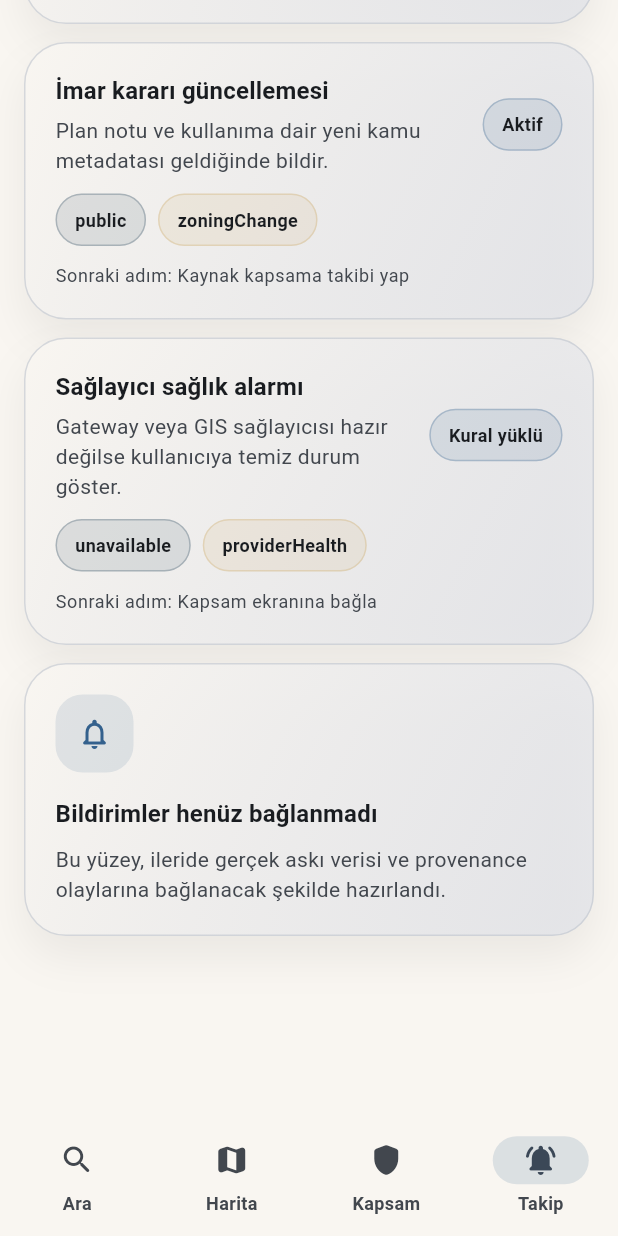
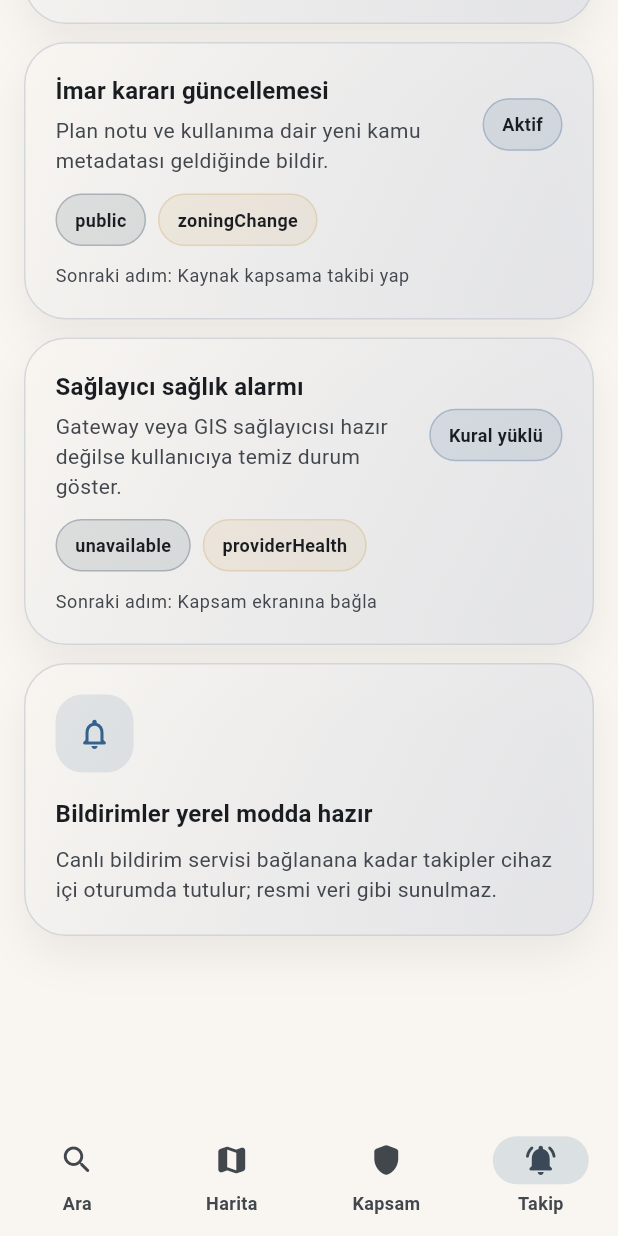
Before and after one commit to emintermux1/e-imarapp, a Flutter app: the screen it shows after launch, item 4 of the bottom bar chosen, scrolled down 271 dp, on a phone screen of 412 x 824 dp. Run offline on Flutter 3.47's test engine with Material 3 defaults, Android fonts, the phone set to English and light mode, and no system bars; our stand-ins replace dio, flutter_riverpod.

Commit message:
Add mobile CI and local watchlist flow
Co-authored-by: capy-ai[bot] <230910855+capy-ai[bot]@users.noreply.github.com>

```diff
--- a/apps/e_imar_mobile/lib/src/features/watchlist/domain/watchlist_item.dart
+++ b/apps/e_imar_mobile/lib/src/features/watchlist/domain/watchlist_item.dart
@@ -2,18 +2,24 @@ enum WatchlistIntent { aski, zoningChange, permitReminder, providerHealth }
 
 class WatchlistItem {
   const WatchlistItem({
+    required this.id,
     required this.title,
     required this.subtitle,
     required this.intent,
     required this.provenance,
     required this.statusLabel,
     required this.nextAction,
+    this.sourceName,
+    this.parcelLabel,
   });
 
+  final String id;
   final String title;
   final String subtitle;
   final WatchlistIntent intent;
   final String provenance;
   final String statusLabel;
   final String nextAction;
+  final String? sourceName;
+  final String? parcelLabel;
 }
--- a/apps/e_imar_mobile/lib/src/features/watchlist/watchlist_screen.dart
+++ b/apps/e_imar_mobile/lib/src/features/watchlist/watchlist_screen.dart
@@ -1,46 +1,19 @@
 import 'package:flutter/material.dart';
+import 'package:flutter_riverpod/flutter_riverpod.dart';
 
 import '../../core/widgets/empty_state_card.dart';
 import '../../core/widgets/premium_card.dart';
 import '../../core/widgets/section_header.dart';
 import '../../core/widgets/status_pill.dart';
 import 'domain/watchlist_item.dart';
+import 'watchlist_store.dart';
 
-class WatchlistScreen extends StatelessWidget {
+class WatchlistScreen extends ConsumerWidget {
   const WatchlistScreen({super.key});
 
-  static const _items = <WatchlistItem>[
-    WatchlistItem(
-      title: 'Askı değişikliği',
-      subtitle: 'Seçili parselin plan notu veya askı durumu değişirse uyarı.',
-      intent: WatchlistIntent.aski,
-      provenance: 'metadata',
-      statusLabel: 'Beklemede',
-      nextAction: 'Parseli watchlist’e ekle',
-    ),
-    WatchlistItem(
-      title: 'İmar kararı güncellemesi',
-      subtitle:
-          'Plan notu ve kullanıma dair yeni kamu metadatası geldiğinde bildir.',
-      intent: WatchlistIntent.zoningChange,
-      provenance: 'public',
-      statusLabel: 'Aktif',
-      nextAction: 'Kaynak kapsama takibi yap',
-    ),
-    WatchlistItem(
-      title: 'Sağlayıcı sağlık alarmı',
-      subtitle:
-          'Gateway veya GIS sağlayıcısı hazır değilse kullanıcıya temiz durum göster.',
-      intent: WatchlistIntent.providerHealth,
-      provenance: 'unavailable',
-      statusLabel: 'Kural yüklü',
-      nextAction: 'Kapsam ekranına bağla',
-    ),
-  ];
-
   @override
-  Widget build(BuildContext context) {
-    final scheme = Theme.of(context).colorScheme;
+  Widget build(BuildContext context, WidgetRef ref) {
+    final items = ref.watch(watchlistProvider);
     return SafeArea(
       child: ListView(
         padding: const EdgeInsets.fromLTRB(16, 16, 16, 120),
@@ -51,8 +24,37 @@ class WatchlistScreen extends StatelessWidget {
                 'Provenance temelli bildirimler ve eylem niyeti odaklı tasarım.',
           ),
           const SizedBox(height: 12),
-          for (final item in _items) ...[
-            PremiumCard(
+          for (final item in items) ...[
+            _WatchlistCard(
+              item: item,
+              onRemove: item.id.startsWith('seed-')
+                  ? null
+                  : () => ref.read(watchlistProvider.notifier).remove(item.id),
+            ),
+            const SizedBox(height: 12),
+          ],
+          const EmptyStateCard(
+            title: 'Bildirimler yerel modda hazır',
+            body:
+                'Canlı bildirim servisi bağlanana kadar takipler cihaz içi oturumda tutulur; resmi veri gibi sunulmaz.',
+            icon: Icons.notifications_none_rounded,
+          ),
+        ],
+      ),
+    );
+  }
+}
+
+class _WatchlistCard extends StatelessWidget {
+  const _WatchlistCard({required this.item, this.onRemove});
+
+  final WatchlistItem item;
+  final VoidCallback? onRemove;
+
+  @override
+  Widget build(BuildContext context) {
+    final scheme = Theme.of(context).colorScheme;
+    return PremiumCard(
       child: Column(
         crossAxisAlignment: CrossAxisAlignment.start,
         children: [
@@ -73,8 +75,7 @@ class WatchlistScreen extends StatelessWidget {
                   ],
                 ),
               ),
-                      StatusPill(
-                          label: item.statusLabel, color: scheme.primary),
+              StatusPill(label: item.statusLabel, color: scheme.primary),
             ],
           ),
           const SizedBox(height: 12),
@@ -82,29 +83,38 @@ class WatchlistScreen extends StatelessWidget {
             spacing: 8,
             runSpacing: 8,
             children: [
+              StatusPill(label: item.provenance, color: scheme.secondary),
+              StatusPill(label: item.intent.name, color: scheme.tertiary),
+              if (item.parcelLabel != null)
                 StatusPill(
-                          label: item.provenance, color: scheme.secondary),
-                      StatusPill(
-                          label: item.intent.name, color: scheme.tertiary),
+                  label: item.parcelLabel!,
+                  color: scheme.primary,
+                  icon: Icons.crop_square_rounded,
+                ),
             ],
           ),
+          if (item.sourceName != null) ...[
+            const SizedBox(height: 10),
+            Text('Kaynak: ${item.sourceName}',
+                style: Theme.of(context)
+                    .textTheme
+                    .bodySmall
+                    ?.copyWith(color: scheme.onSurfaceVariant)),
+          ],
           const SizedBox(height: 12),
           Text('Sonraki adım: ${item.nextAction}',
               style: Theme.of(context)
                   .textTheme
                   .bodySmall
                   ?.copyWith(color: scheme.onSurfaceVariant)),
+          if (onRemove != null) ...[
+            const SizedBox(height: 12),
+            OutlinedButton.icon(
+              onPressed: onRemove,
+              icon: const Icon(Icons.delete_outline_rounded),
+              label: const Text('Takipten çıkar'),
+            ),
           ],
-              ),
-            ),
-            const SizedBox(height: 12),
-          ],
-          const EmptyStateCard(
-            title: 'Bildirimler henüz bağlanmadı',
-            body:
-                'Bu yüzey, ileride gerçek askı verisi ve provenance olaylarına bağlanacak şekilde hazırlandı.',
-            icon: Icons.notifications_none_rounded,
-          ),
         ],
       ),
     );
```
Also changed, not shown: apps/e_imar_mobile/lib/src/features/parcel/parcel_detail_screen.dart (+30 -3 lines), apps/e_imar_mobile/lib/src/features/watchlist/watchlist_store.dart (added, +82 -0 lines), 2 other files. Lines whose indentation alone changed are shown as unchanged.
